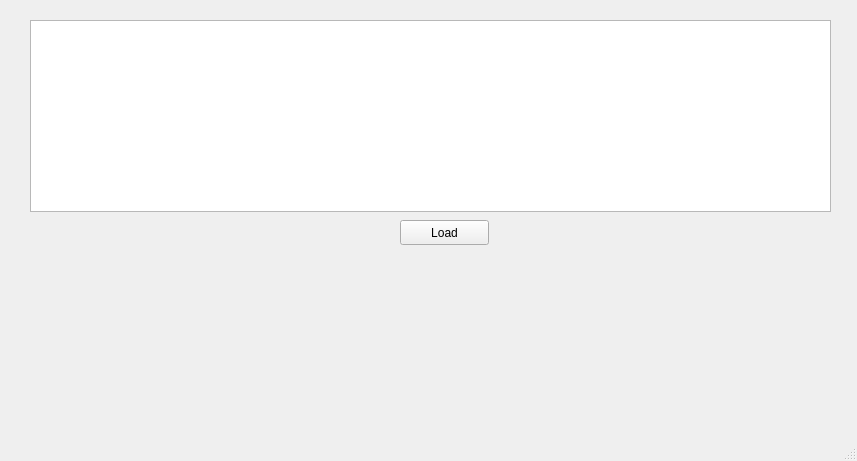
Before: the Qt Designer form mainwindow.ui in andregri/fantacalcio-asta, drawn with Qt 5.
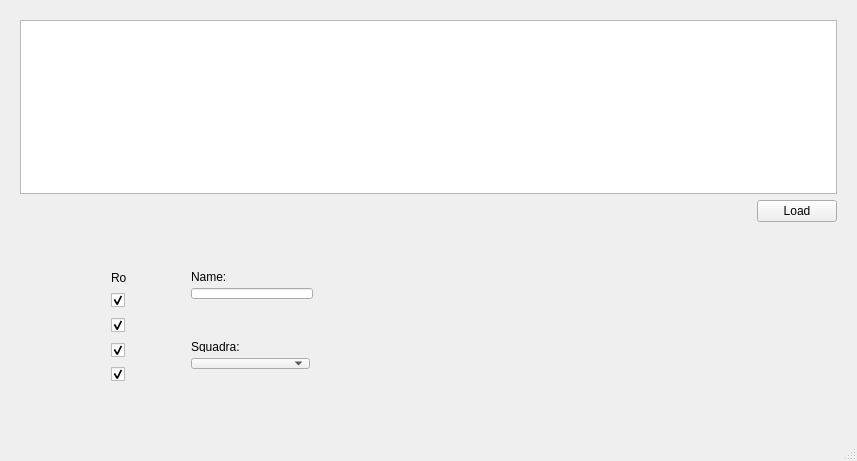
After: the same form once the commit is applied.

Commit message: filter table items by role

```diff
--- a/mainwindow.ui
+++ b/mainwindow.ui
@@ -14,28 +14,181 @@
    <string>MainWindow</string>
   </property>
   <widget class="QWidget" name="centralWidget">
-   <widget class="QPushButton" name="btnLoadCsv">
+   <widget class="QWidget" name="">
     <property name="geometry">
      <rect>
-      <x>400</x>
-      <y>220</y>
-      <width>89</width>
-      <height>25</height>
+      <x>180</x>
+      <y>260</y>
+      <width>144</width>
+      <height>50</height>
      </rect>
     </property>
-    <property name="text">
-     <string>Load</string>
+    <layout class="QVBoxLayout" name="verticalLayout_3">
+     <item>
+      <widget class="QLabel" name="label_2">
+       <property name="text">
+        <string>Name:</string>
+       </property>
+      </widget>
+     </item>
+     <item>
+      <widget class="QLineEdit" name="lineEdit"/>
+     </item>
+    </layout>
+   </widget>
+   <widget class="QWidget" name="">
+    <property name="geometry">
+     <rect>
+      <x>9</x>
+      <y>9</y>
+      <width>839</width>
+      <height>224</height>
+     </rect>
     </property>
+    <layout class="QVBoxLayout" name="verticalLayout">
+     <item>
+      <widget class="QTableWidget" name="tablePlayersValues">
+       <property name="cursor" stdset="0">
+        <cursorShape>ArrowCursor</cursorShape>
+       </property>
+       <property name="horizontalScrollBarPolicy">
+        <enum>Qt::ScrollBarAsNeeded</enum>
+       </property>
+       <property name="sizeAdjustPolicy">
+        <enum>QAbstractScrollArea::AdjustIgnored</enum>
+       </property>
+      </widget>
+     </item>
+     <item>
+      <layout class="QHBoxLayout" name="horizontalLayout">
+       <item>
+        <spacer name="horizontalSpacer">
+         <property name="orientation">
+          <enum>Qt::Horizontal</enum>
+         </property>
+         <property name="sizeHint" stdset="0">
+          <size>
+           <width>40</width>
+           <height>20</height>
+          </size>
+         </property>
+        </spacer>
+       </item>
+       <item>
+        <widget class="QPushButton" name="btnLoadCsv">
+         <property name="text">
+          <string>Load</string>
+         </property>
+        </widget>
+       </item>
+      </layout>
+     </item>
+    </layout>
    </widget>
-   <widget class="QTableWidget" name="tablePlayersValues">
+   <widget class="QWidget" name="">
     <property name="geometry">
      <rect>
-      <x>30</x>
-      <y>20</y>
-      <width>801</width>
-      <height>192</height>
+      <x>100</x>
+      <y>260</y>
+      <width>38</width>
+      <height>135</height>
      </rect>
     </property>
+    <layout class="QVBoxLayout" name="verticalLayout_2">
+     <item>
+      <widget class="QLabel" name="label">
+       <property name="text">
+        <string>Role:</string>
+       </property>
+      </widget>
+     </item>
+     <item>
+      <widget class="QCheckBox" name="checkBox_goalkeeper">
+       <property name="maximumSize">
+        <size>
+         <width>40</width>
+         <height>16777215</height>
+        </size>
+       </property>
+       <property name="text">
+        <string>P</string>
+       </property>
+       <property name="checked">
+        <bool>true</bool>
+       </property>
+      </widget>
+     </item>
+     <item>
+      <widget class="QCheckBox" name="checkBox_defender">
+       <property name="maximumSize">
+        <size>
+         <width>40</width>
+         <height>16777215</height>
+        </size>
+       </property>
+       <property name="text">
+        <string>D</string>
+       </property>
+       <property name="checked">
+        <bool>true</bool>
+       </property>
+      </widget>
+     </item>
+     <item>
+      <widget class="QCheckBox" name="checkBox_midfield">
+       <property name="maximumSize">
+        <size>
+         <width>40</width>
+         <height>16777215</height>
+        </size>
+       </property>
+       <property name="text">
+        <string>C</string>
+       </property>
+       <property name="checked">
+        <bool>true</bool>
+       </property>
+      </widget>
+     </item>
+     <item>
+      <widget class="QCheckBox" name="checkBox_forward">
+       <property name="maximumSize">
+        <size>
+         <width>40</width>
+         <height>16777215</height>
+        </size>
+       </property>
+       <property name="text">
+        <string>A</string>
+       </property>
+       <property name="checked">
+        <bool>true</bool>
+       </property>
+      </widget>
+     </item>
+    </layout>
+   </widget>
+   <widget class="QWidget" name="">
+    <property name="geometry">
+     <rect>
+      <x>180</x>
+      <y>330</y>
+      <width>141</width>
+      <height>50</height>
+     </rect>
+    </property>
+    <layout class="QVBoxLayout" name="verticalLayout_4">
+     <item>
+      <widget class="QLabel" name="label_3">
+       <property name="text">
+        <string>Squadra:</string>
+       </property>
+      </widget>
+     </item>
+     <item>
+      <widget class="QComboBox" name="comboBox"/>
+     </item>
+    </layout>
    </widget>
   </widget>
   <widget class="QStatusBar" name="statusBar"/>
```
The commit also changes 2 other files.
